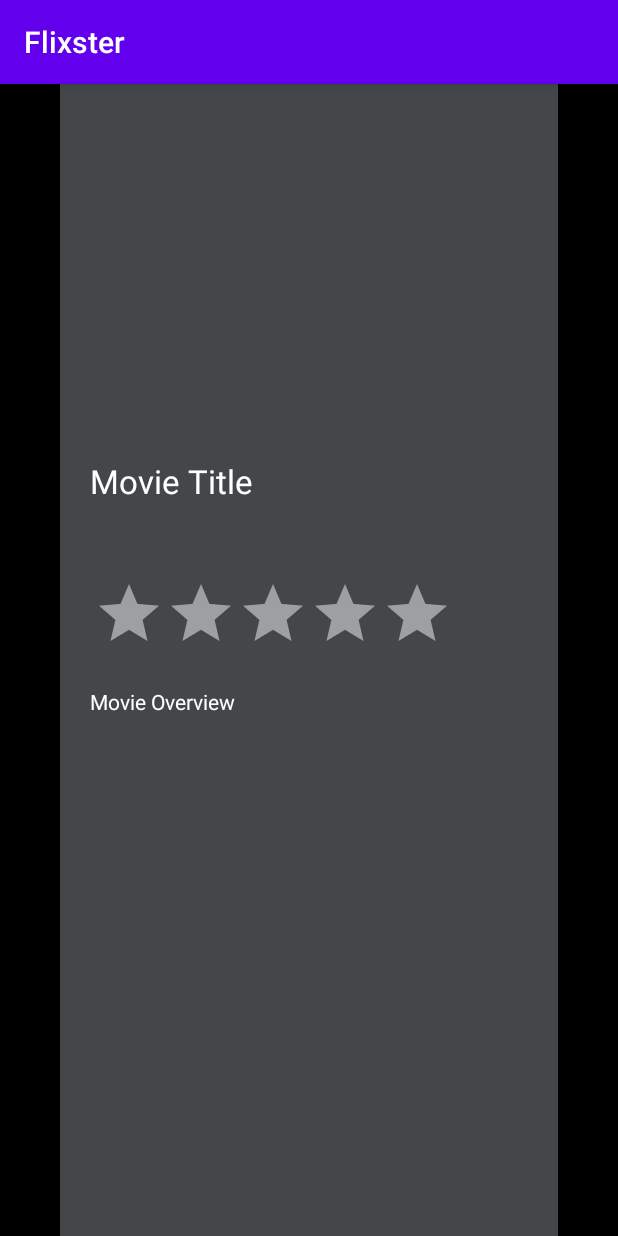
After one commit to pgarza917/Flixster, an Android app: the MovieDetailsActivity screen opened directly, with no data from a screen before it, on a phone screen of 412 x 824 dp. The commit adds this screen. Run offline under Robolectric (Android 15) with nearby library versions, the phone set to English and light mode, and no system bars; libraries missing offline, so code that uses them is left out: org.parceler; 6 statements that could not run were skipped.

Commit message:
Designed and added new basic movie details activity

```diff
--- a/app/build.gradle
+++ b/app/build.gradle
@@ -37,5 +37,7 @@ dependencies {
     implementation 'jp.wasabeef:glide-transformations:4.1.0'
     // If you want to use the GPU Filters
     implementation 'jp.co.cyberagent.android:gpuimage:2.0.4'
+    implementation 'org.parceler:parceler-api:1.1.12'
+    annotationProcessor 'org.parceler:parceler:1.1.12'
 
 }
--- a/app/src/main/AndroidManifest.xml
+++ b/app/src/main/AndroidManifest.xml
@@ -11,6 +11,7 @@
         android:roundIcon="@mipmap/ic_launcher_round"
         android:supportsRtl="true"
         android:theme="@style/AppTheme">
+        <activity android:name=".MovieDetailsActivity"></activity>
         <activity android:name=".MainActivity">
             <intent-filter>
                 <action android:name="android.intent.action.MAIN" />
--- /dev/null
+++ b/app/src/main/java/com/example/flixster/MovieDetailsActivity.java
@@ -0,0 +1,53 @@
+package com.example.flixster;
+
+import androidx.appcompat.app.AppCompatActivity;
+
+import android.os.Bundle;
+import android.util.Log;
+import android.widget.RatingBar;
+import android.widget.TextView;
+
+import com.example.flixster.models.Movie;
+
+import org.parceler.Parcels;
+
+public class MovieDetailsActivity extends AppCompatActivity {
+
+    Movie movie;
+    TextView tvTitle;
+    RatingBar rbVoteAverage;
+    TextView tvDate;
+    TextView tvOverview;
+
+    @Override
+    protected void onCreate(Bundle savedInstanceState) {
+        super.onCreate(savedInstanceState);
+        setContentView(R.layout.activity_movie_details);
+
+        // Retrieve and unwrap movie from previous Activity using Parcels.unwrap()
+        movie = Parcels.unwrap(getIntent().getExtras().getParcelable(Movie.class.getSimpleName()));
+
+        Log.d("MovieDetailsActivity", "Movie received: " + movie.getTitle());
+
+        // Resolve the new objects
+        tvTitle = findViewById(R.id.tvTitle);
+        rbVoteAverage = findViewById(R.id.rbVoteAverage);
+        tvDate = findViewById(R.id.tvDate);
+        tvOverview = findViewById(R.id.tvOverview);
+
+        // Displaying movie title, release date, and overview
+        tvTitle.setText(movie.getTitle());
+
+        String releaseDate = String.format("Released: %s", movie.getReleaseDate());
+        tvDate.setText(releaseDate);
+
+        tvOverview.setText(movie.getOverview());
+
+        // Displaying vote average with rating stars
+        float voteAverage = movie.getVoteAverage().floatValue();
+        if (voteAverage > 0) {
+            voteAverage /= 2.0f;
+        }
+        rbVoteAverage.setRating(voteAverage);
+    }
+}
--- a/app/src/main/java/com/example/flixster/adapters/MovieAdapter.java
+++ b/app/src/main/java/com/example/flixster/adapters/MovieAdapter.java
@@ -1,6 +1,7 @@
 package com.example.flixster.adapters;
 
 import android.content.Context;
+import android.content.Intent;
 import android.content.res.Configuration;
 import android.graphics.drawable.Drawable;
 import android.util.Log;
@@ -15,8 +16,11 @@ import androidx.recyclerview.widget.RecyclerView;
 
 import com.bumptech.glide.Glide;
 import com.bumptech.glide.load.resource.bitmap.RoundedCorners;
+import com.example.flixster.MovieDetailsActivity;
 import com.example.flixster.R;
 import com.example.flixster.models.Movie;
+
+import org.parceler.Parcels;
 
 import java.util.List;
 
@@ -58,7 +62,7 @@ public class MovieAdapter extends RecyclerView.Adapter<MovieAdapter.ViewHolder>
         return movies.size();
     }
 
-    public class ViewHolder extends RecyclerView.ViewHolder {
+    public class ViewHolder extends RecyclerView.ViewHolder implements View.OnClickListener {
 
         TextView tvTitle;
         TextView tvOverview;
@@ -70,6 +74,7 @@ public class MovieAdapter extends RecyclerView.Adapter<MovieAdapter.ViewHolder>
             tvTitle = itemView.findViewById(R.id.tvTitle);
             tvOverview = itemView.findViewById(R.id.tvOverview);
             ivPoster = itemView.findViewById(R.id.ivPoster);
+            itemView.setOnClickListener(this);
         }
 
         // Populate each view in the VH with its corresponding data in the Movie object
@@ -116,8 +121,25 @@ public class MovieAdapter extends RecyclerView.Adapter<MovieAdapter.ViewHolder>
                     .transform(new RoundedCornersTransformation(radius, margin))
                     .override(ivPoster.getWidth(), ivPoster.getHeight())*/
                     .into(ivPoster);
+        }
 
-            /* . */
+        @Override
+        public void onClick(View view) {
+            // Retrieve and confirm valid position
+            int position = getAdapterPosition();
+            if (position != RecyclerView.NO_POSITION) {
+                // Get the movie at the retrieved position
+                Movie movie = movies.get(position);
+
+                // Creating an intent to show MovieDetailsActivity
+                Intent intent = new Intent(context, MovieDetailsActivity.class);
+
+                // Pass the movie to new Activity, serialized by Parcel.wrap()
+                intent.putExtra(Movie.class.getSimpleName(), Parcels.wrap(movie));
+
+                // Display the activity
+                context.startActivity(intent);
+            }
         }
     }
 }
--- a/app/src/main/java/com/example/flixster/models/Movie.java
+++ b/app/src/main/java/com/example/flixster/models/Movie.java
@@ -8,12 +8,14 @@ import com.codepath.asynchttpclient.callback.JsonHttpResponseHandler;
 import org.json.JSONArray;
 import org.json.JSONException;
 import org.json.JSONObject;
+import org.parceler.Parcel;
 
 import java.util.ArrayList;
 import java.util.List;
 
 import okhttp3.Headers;
 
+@Parcel // Annotation indicates class is Parcelable
 public class Movie {
 
     // Member variables for data we want from JSON
@@ -24,6 +26,11 @@ public class Movie {
     String baseUrl;
     String posterSize;
     String backdropSize;
+    String releaseDate;
+    Double voteAverage;
+
+    // Default, no-arguments constructor
+    public Movie() {}
 
     // Construct movie object from data in json object
     public Movie(JSONObject jsonObject) throws JSONException {
@@ -31,6 +38,8 @@ public class Movie {
         this.posterPath = jsonObject.getString("poster_path");
         this.title = jsonObject.getString("title");
         this.overview = jsonObject.getString("overview");
+        this.releaseDate = jsonObject.getString("release_date");
+        this.voteAverage = jsonObject.getDouble("vote_average");
     }
 
     // Takes a Json array and Config Object and constructs a list of Movie objects from the movie data
@@ -47,6 +56,14 @@ public class Movie {
         }
 
         return movies;
+    }
+
+    public String getReleaseDate() {
+        return releaseDate;
+    }
+
+    public Double getVoteAverage() {
+        return voteAverage;
     }
 
     public void setPosterSize(String posterSize) {
--- /dev/null
+++ b/app/src/main/res/layout/activity_movie_details.xml
@@ -0,0 +1,74 @@
+<?xml version="1.0" encoding="utf-8"?>
+<RelativeLayout xmlns:android="http://schemas.android.com/apk/res/android"
+    xmlns:app="http://schemas.android.com/apk/res-auto"
+    xmlns:tools="http://schemas.android.com/tools"
+    android:layout_width="match_parent"
+    android:layout_height="match_parent"
+    android:background="@color/colorBlack"
+    tools:context=".MovieDetailsActivity">
+
+    <View
+        android:id="@+id/view"
+        android:layout_width="366dp"
+        android:layout_height="match_parent"
+        android:layout_alignParentStart="true"
+        android:layout_alignParentTop="true"
+        android:layout_marginStart="40dp"
+        android:layout_marginTop="0dp"
+        android:layout_marginEnd="40dp"
+        android:background="@color/colorGrey"
+        android:clickable="false" />
+
+    <TextView
+        android:id="@+id/tvTitle"
+        android:layout_width="wrap_content"
+        android:layout_height="wrap_content"
+        android:layout_alignParentStart="true"
+        android:layout_alignParentTop="true"
+        android:layout_marginStart="60dp"
+        android:layout_marginTop="250dp"
+        android:text="Movie Title"
+        android:textAppearance="@android:style/TextAppearance.Large"
+        android:textColor="@android:color/white" />
+
+    <RatingBar
+        android:id="@+id/rbVoteAverage"
+        android:layout_width="wrap_content"
+        android:layout_height="wrap_content"
+        android:layout_below="@+id/tvDate"
+        android:layout_alignParentStart="true"
+        android:layout_marginStart="62dp"
+        android:layout_marginTop="15dp"
+        android:numStars="5"
+        android:progressBackgroundTint="#9E9FA3"
+        android:progressTint="#FFEB3B"
+        android:stepSize="0.5" />
+
+    <TextView
+        android:id="@+id/tvDate"
+        android:layout_width="wrap_content"
+        android:layout_height="wrap_content"
+        android:layout_below="@+id/tvTitle"
+        android:layout_alignParentStart="true"
+        android:layout_marginStart="60dp"
+        android:layout_marginTop="15dp"
+        android:text="Release Date"
+        android:textColor="@android:color/white" />
+
+    <TextView
+        android:id="@+id/tvOverview"
+        android:layout_width="287dp"
+        android:layout_height="232dp"
+        android:layout_below="@+id/rbVoteAverage"
+        android:layout_alignParentStart="true"
+        android:layout_alignParentEnd="true"
+        android:layout_alignParentBottom="true"
+        android:layout_marginStart="60dp"
+        android:layout_marginTop="15dp"
+        android:layout_marginEnd="60dp"
+        android:layout_marginBottom="15dp"
+        android:text="Movie Overview"
+        android:textColor="@android:color/white" />
+
+
+</RelativeLayout>
--- a/app/src/main/res/values/colors.xml
+++ b/app/src/main/res/values/colors.xml
@@ -5,4 +5,6 @@
     <color name="colorAccent">#03DAC5</color>
     <color name="colorBlack">#000000</color>
     <color name="colorDarkGrey">#801e2736</color>
+    <color name="colorGrey">#43474a</color>
+    <color name="colorYellow">#f7fa57</color>
 </resources>
--- a/app/src/main/res/values/styles.xml
+++ b/app/src/main/res/values/styles.xml
@@ -7,4 +7,5 @@
         <item name="colorAccent">@color/colorAccent</item>
     </style>
 
+
 </resources>
```
